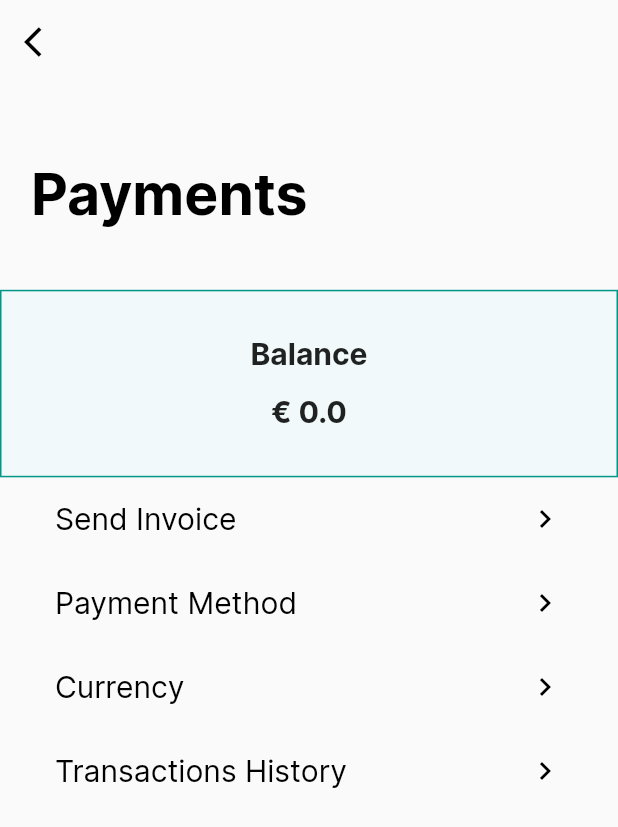
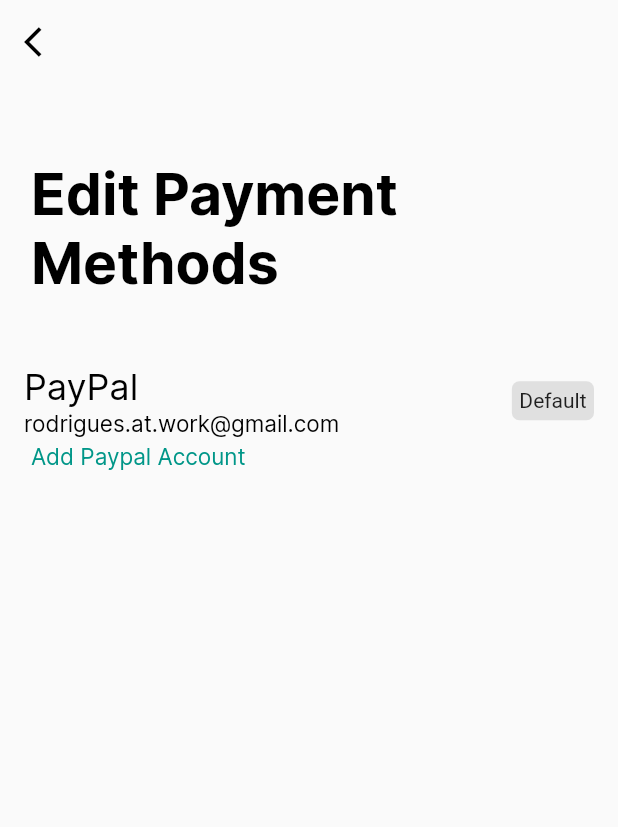
Before and after one commit to Gratski/vf_mobile_professors, a Flutter app: the PaymentsScreen screen opened directly, after a tap on "Payment Method", on a phone screen of 412 x 824 dp. Shown: the top 827 px of the screen. Run offline on Flutter 3.47's test engine with Material 2 defaults, Android fonts, the phone set to English and light mode, and no system bars; our stand-ins replace flutter_mobx, mobx; generated files the repository leaves out were written again; network calls fail.

Commit message:
Added payment methods and terms warning

```diff
--- a/lang/en.json
+++ b/lang/en.json
@@ -85,5 +85,16 @@
   "SETTINGS_PAYMENTS_SEND_INVOICE_LABEL": "Send Invoice",
   "SETTINGS_PAYMENTS_PAYMENT_METHOD_LABEL": "Payment Method",
   "SETTINGS_PAYMENTS_CURRENCY_LABEL": "Currency",
-  "SETTING_PAYMENTS_TRANSACTIONS_HISTORY_LABEL": "Transactions History"
+  "SETTINGS_PAYMENTS_TRANSACTIONS_HISTORY_LABEL": "Transactions History",
+
+  "SETTINGS_PAYMENT_METHODS_TOP_HEADER": "Edit Payment Methods",
+  "SETTINGS_PAYMENT_METHODS_ADD_ACCOUNT_LINK": "Add Paypal Account",
+  "SETTINGS_PAYMENT_METHODS_DEFAULT_ACCOUNT_LABEL": "Default",
+
+  "SETTINGS_ADD_PAYMENT_METHODS_TERMS_TOP_HEADER": "Good to know",
+  "SETTINGS_ADD_PAYMENT_METHODS_TERMS_SUB_TITLE": "At this moment PayPal is the only payment method available",
+  "SETTINGS_ADD_PAYMENT_METHODS_TERMS_EXECUTION_TIME_LABEL": "Transaction execution is processed every month on the last business day. Transaction execution can take up to 3 business days to be concluded.",
+  "SETTINGS_ADD_PAYMENT_METHODS_TERMS_TAXATION_LABEL": "It may include taxes according to our terms and condtions depending on the country your are emitting your invoices from.",
+  "SETTINGS_ADD_PAYMENT_METHODS_TERMS_PROCEED_LINK": "Got it! Proceed"
+
 }
--- a/lib/globals/global_vars.dart
+++ b/lib/globals/global_vars.dart
@@ -1,6 +1,7 @@
 import 'package:professors/store/dashboard/dashboard_state.dart';
 import 'package:professors/store/navigation/nav_state.dart';
 import 'package:professors/store/notifications/settings_notifications_state.dart';
+import 'package:professors/store/payments/methods/settings_payment_methods_state.dart';
 import 'package:professors/store/payments/settings_payments_state.dart';
 import 'package:professors/store/transactions/transactions_history_state.dart';
 
@@ -9,3 +10,4 @@
 final transactionsHistoryStore = TransactionsHistoryState(); // settings transactions
 final notificationsStore = SettingsNotificationsState(); // settings notifications
 final paymentsStore = SettingsPaymentsState(); // settings payments
+final paymentMethodsStore = SettingsPaymentMethodsState(); // settings payment methods
--- a/lib/localization/constants/settings/payments/payments_constants.dart
+++ b/lib/localization/constants/settings/payments/payments_constants.dart
@@ -5,6 +5,16 @@
   String get sendInvoiceLabel => "SETTINGS_PAYMENTS_SEND_INVOICE_LABEL";
   String get paymentMethodLabel => "SETTINGS_PAYMENTS_PAYMENT_METHOD_LABEL";
   String get currencyLabel => "SETTINGS_PAYMENTS_CURRENCY_LABEL";
-  String get transactionsHistoryLabel => "SETTING_PAYMENTS_TRANSACTIONS_HISTORY_LABEL";
+  String get transactionsHistoryLabel => "SETTINGS_PAYMENTS_TRANSACTIONS_HISTORY_LABEL";
+
+  String get paymentMethodsTopHeader => "SETTINGS_PAYMENT_METHODS_TOP_HEADER";
+  String get paymentMethodsAddAccountLink => "SETTINGS_PAYMENT_METHODS_ADD_ACCOUNT_LINK";
+  String get paymentMethodsDefaultAccountLabel => "SETTINGS_PAYMENT_METHODS_DEFAULT_ACCOUNT_LABEL";
+
+  String get addPaymentMethodTermsTopHeader => "SETTINGS_ADD_PAYMENT_METHODS_TERMS_TOP_HEADER";
+  String get addPaymentMethodTermsSubTitle => "SETTINGS_ADD_PAYMENT_METHODS_TERMS_SUB_TITLE";
+  String get addPaymentMethodTermsExecutionTimeLabel => "SETTINGS_ADD_PAYMENT_METHODS_TERMS_EXECUTION_TIME_LABEL";
+  String get addPaymentMethodTermsTaxationLabel => "SETTINGS_ADD_PAYMENT_METHODS_TERMS_TAXATION_LABEL";
+  String get addPaymentMethodTermsProceedLink => "SETTINGS_ADD_PAYMENT_METHODS_TERMS_PROCEED_LINK";
 
 }
--- a/lib/models/transactions/transactions_list_item.dart
+++ b/lib/models/payments/transactions/transactions_list_item.dart
@@ -1,4 +1,4 @@
-import 'package:professors/models/transactions/transaction_type.dart';
+import 'package:professors/models/payments/transactions/transaction_type.dart';
 
 class TransactionListItem {
 
--- /dev/null
+++ b/lib/screens/settings/payments/payment_methods.dart
@@ -0,0 +1,84 @@
+import 'package:flutter/cupertino.dart';
+import 'package:flutter/material.dart';
+import 'package:flutter_mobx/flutter_mobx.dart';
+import 'package:professors/localization/app_localizations.dart';
+import 'package:professors/localization/constants/settings/payments/payments_constants.dart';
+import 'package:professors/screens/settings/payments/add_payment_method_terms.dart';
+import 'package:professors/styles/padding.dart';
+import 'package:professors/widgets/structural/appbar_builder.dart';
+import 'package:professors/widgets/structural/title_widget.dart';
+import 'package:professors/widgets/text/text.builder.dart';
+import 'package:professors/globals/global_vars.dart';
+
+class PaymentsMethodsScreen extends StatelessWidget {
+  PaymentsConstants screenConstants = PaymentsConstants();
+
+  @override
+  Widget build(BuildContext context) {
+    return Scaffold(
+      appBar: AppBarBuilder.appBarWithTitle(context, null),
+      body: CustomScrollView(
+        slivers: <Widget>[
+          TopTitleWidget(
+            AppLocalizations.of(context)
+                .translate(screenConstants.paymentMethodsTopHeader),
+          ),
+          SliverToBoxAdapter(
+            child: Container(
+              child: Observer(
+                builder: (_) {
+                  return ListView.builder(
+                    shrinkWrap: true,
+                    itemCount: paymentMethodsStore.accounts.length,
+                    itemBuilder: (BuildContext context, int index) {
+                      return ListTile(
+                        onTap: () {},
+                        trailing: Container(
+                          padding: EdgeInsets.all(5),
+                          decoration: BoxDecoration(
+                              color: Colors.grey[300],
+                            borderRadius: BorderRadius.all(Radius.circular(5))
+                          ),
+                          child:
+                            ( paymentMethodsStore.accounts[index].isDefault ) ? Text(
+                            AppLocalizations.of(context).translate(
+                                screenConstants.paymentMethodsDefaultAccountLabel),
+                          ) : Text('')
+                        ),
+                        title: RichText(
+                          text: TextSpan(
+                            style: TextStyle(color: Colors.black),
+                            children: <TextSpan>[
+                              TextsBuilder.h3LightSpan('PayPal\n'),
+                              TextsBuilder.regularSpan(paymentMethodsStore.accounts[index].email),
+                            ]
+                          ),
+                        ),
+                      );
+                    }
+                  );
+                },
+              ),
+            ),
+          ),
+          SliverToBoxAdapter(
+            child: Container(
+              padding: PaddingsBuilder.regularPadding(context),
+              child: GestureDetector(
+                onTap: () {
+                  Navigator.push(
+                    context,
+                    MaterialPageRoute(builder: (context) => PaymentsMethodsTermsScreen()),
+                  );
+                },
+                child: TextsBuilder.regularLink(
+                  AppLocalizations.of(context).translate(screenConstants.paymentMethodsAddAccountLink)
+                ),
+              ),
+            ),
+          ),
+        ],
+      ),
+    );
+  }
+}
--- a/lib/screens/settings/payments/payments.dart
+++ b/lib/screens/settings/payments/payments.dart
@@ -4,6 +4,7 @@
 import 'package:professors/localization/app_localizations.dart';
 import 'package:professors/localization/constants/settings/payments/payments_constants.dart';
 import 'package:professors/localization/constants/settings/settings_notifications_constants.dart';
+import 'package:professors/screens/settings/payments/payment_methods.dart';
 import 'package:professors/screens/settings/payments/settings_transactions_history.dart';
 import 'package:professors/styles/padding.dart';
 import 'package:professors/widgets/lists/regular_list_tile.dart';
@@ -74,7 +75,12 @@
                   RegularListTile(
                       label: AppLocalizations.of(context).translate(screenConstants.paymentMethodLabel),
                       hint: null,
-                      callback: () {}),
+                      callback: () {
+                        Navigator.push(
+                          context,
+                          MaterialPageRoute(builder: (context) => PaymentsMethodsScreen()),
+                        );
+                      }),
                   /// CURRENCY
                   RegularListTile(
                       label: AppLocalizations.of(context).translate(screenConstants.currencyLabel),
--- a/lib/screens/settings/payments/settings_transactions_history.dart
+++ b/lib/screens/settings/payments/settings_transactions_history.dart
@@ -4,8 +4,8 @@
 import 'package:professors/localization/app_localizations.dart';
 import 'package:professors/localization/constants/general_constants.dart';
 import 'package:professors/localization/constants/settings/payments/settings_transactions_history_constants.dart';
-import 'package:professors/models/transactions/transaction_type.dart';
-import 'package:professors/models/transactions/transactions_list_item.dart';
+import 'package:professors/models/payments/transactions/transaction_type.dart';
+import 'package:professors/models/payments/transactions/transactions_list_item.dart';
 import 'package:professors/styles/padding.dart';
 import 'package:professors/utils/date_utils.dart';
 import 'package:professors/widgets/transactions/transaction_list_item.dart';
--- a/lib/store/transactions/transactions_history_state.dart
+++ b/lib/store/transactions/transactions_history_state.dart
@@ -1,6 +1,6 @@
 import 'package:mobx/mobx.dart';
-import 'package:professors/models/transactions/transaction_type.dart';
-import 'package:professors/models/transactions/transactions_list_item.dart';
+import 'package:professors/models/payments/transactions/transaction_type.dart';
+import 'package:professors/models/payments/transactions/transactions_list_item.dart';
 
 part 'transactions_history_state.g.dart';
 
--- a/lib/widgets/text/text.builder.dart
+++ b/lib/widgets/text/text.builder.dart
@@ -93,6 +93,12 @@
     return createText(text, _FONT_SMALL, _FONT_FAMILY_REGULAR);
   }
 
+  /// TEXT LINK
+  static Text regularLink(String text) {
+    return createText(text, _FONT_SIZE_REGULAR, _FONT_FAMILY_REGULAR, color: Colors.teal);
+  }
+
+  /// TEXT HINT
   static Text textHint(String text) {
     return createText(text, _FONT_SMALL, _FONT_FAMILY_REGULAR,
         color: Colors.grey[500]);
```
Also changed, not shown: lib/models/payments/accounts/PaymentAccountListItem.dart (added, +8 -0 lines), lib/screens/settings/payments/add_payment_method_terms.dart (added, +59 -0 lines), lib/store/payments/methods/settings_payment_methods_state.dart (added, +27 -0 lines), lib/widgets/structural/subtitle_widget.dart (added, +31 -0 lines), lib/models/payments/transactions/transaction_type.dart (renamed from lib/models/transactions/transaction_type.dart), lib/store/payments/methods/settings_payment_methods_state.g.dart (added).
